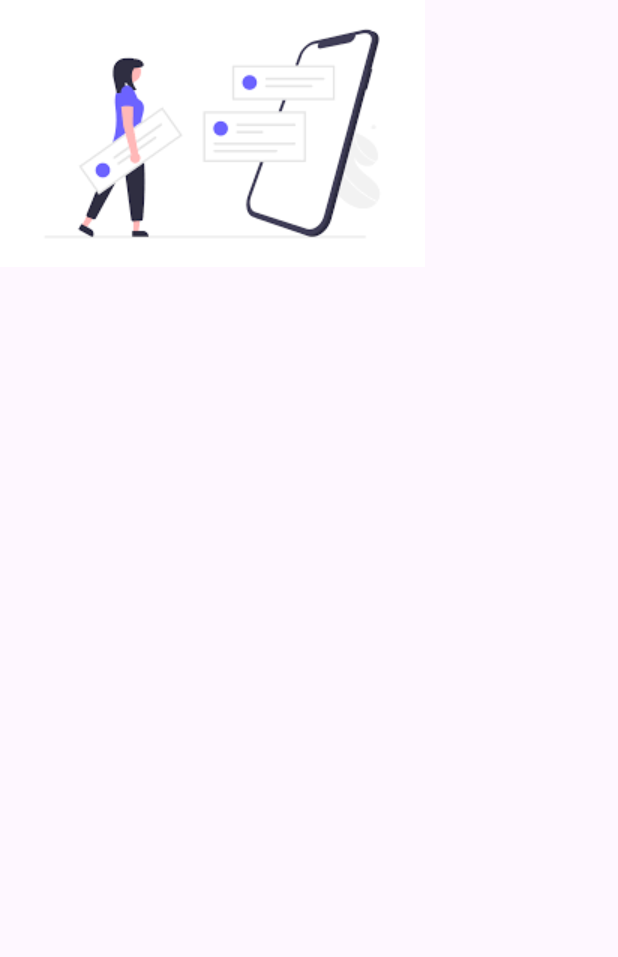
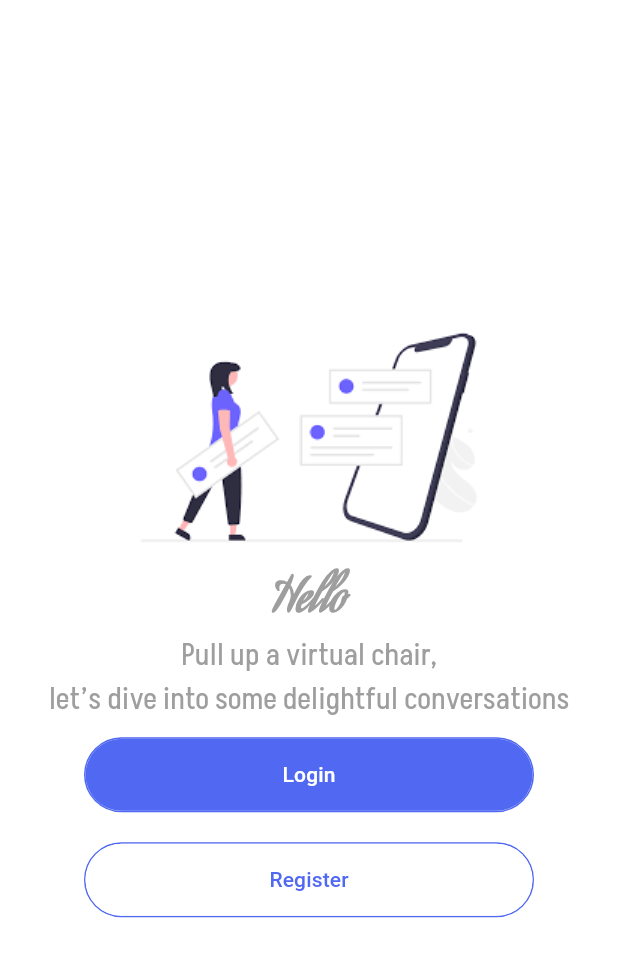
Before and after one commit to sayedyounis00/chat_app, a Flutter app: the WelcomePage screen opened directly, on a phone screen of 412 x 824 dp. Shown: the top 957 px of the screen. Run offline on Flutter 3.47's test engine with Material 3 defaults, Android fonts, the phone set to English and light mode, and no system bars.

Commit message:
finish welcomePage

```diff
--- a/lib/Views/welcome_page.dart
+++ b/lib/Views/welcome_page.dart
@@ -1,4 +1,7 @@
 import 'package:flutter/material.dart';
+import 'package:whats_app/Widgets/custom_button.dart';
+import 'package:whats_app/Widgets/custom_text.dart';
+import 'package:whats_app/constants.dart';
 
 class WelcomePage extends StatelessWidget {
   const WelcomePage({super.key});
@@ -7,14 +10,45 @@ class WelcomePage extends StatelessWidget {
   Widget build(BuildContext context) {
     return SafeArea(
       child: Scaffold(
-        body: Column(
-          children: [
-            Image.asset('assets/welcomeImage.png'),
-            const Text('',style: TextStyle(
-              fontSize:20 ,
-              fontWeight: FontWeight.bold
-            ),)
-          ],
+        backgroundColor: Colors.white,
+        body: Center(
+          child: Column(
+            mainAxisAlignment: MainAxisAlignment.center,
+            children: [
+              Image.asset('assets/welcomeImage.png'),
+              const CustomText(
+                text: 'Hello',
+                fontSize: 30,
+                fontWeight: FontWeight.bold,
+                fontFamily: 'Aguafina',
+              ),
+              Container(
+                alignment: AlignmentDirectional.center,
+                width: 400,
+                child: const Column(
+                  children: [
+                    CustomText(
+                      text: 'Pull up a virtual chair,',
+                      fontFamily: 'Akshar',
+                    ),
+                    CustomText(
+                      text: 'let’s dive into some delightful conversations',
+                      fontFamily: 'Akshar',
+                    )
+                  ],
+                ),
+              ),
+              const CustomButton(
+                buttonText: 'Login',
+                buttonColor: kMessageColor,
+              ),
+              const CustomButton(
+                buttonText: 'Register',
+                buttonColor: Colors.white,
+                TextColor: kMessageColor,
+              ),
+            ],
+          ),
         ),
       ),
     );
--- a/lib/main.dart
+++ b/lib/main.dart
@@ -1,5 +1,5 @@
 import 'package:flutter/material.dart';
-import 'Views/Login_screen.dart';
+import 'package:whats_app/Views/welcome_page.dart';
 
 void main() {
   runApp(const MyApp());
@@ -12,7 +12,7 @@ class MyApp extends StatelessWidget {
   @override
   Widget build(BuildContext context) {
     return const MaterialApp(
-      home: LoginScreen(),
+      home: WelcomePage(),
     );
     }
     }
```
